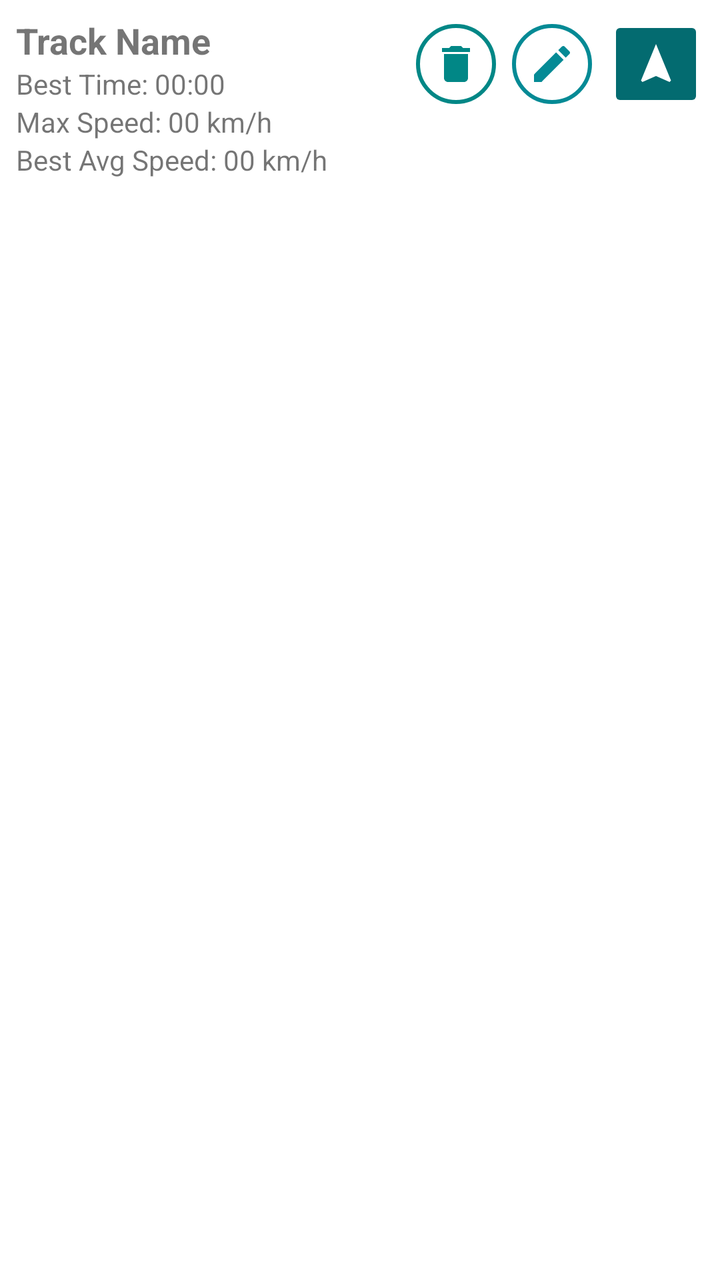
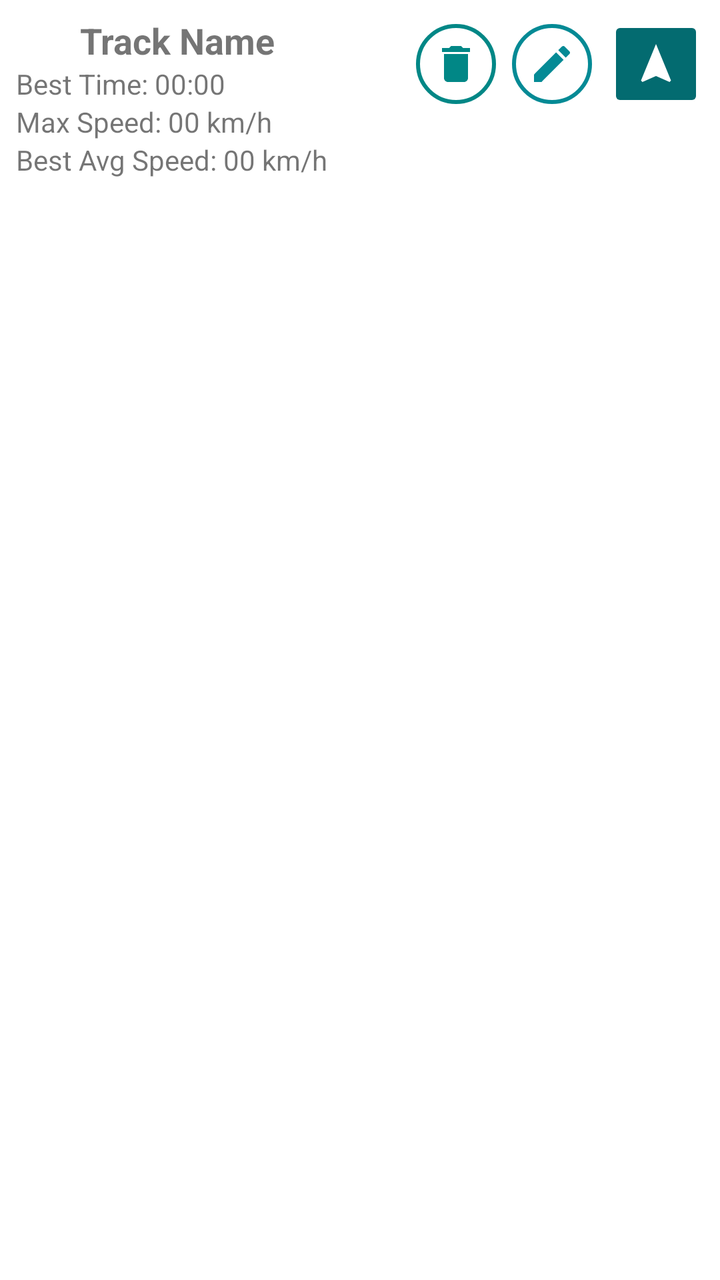

An Android layout rendered at two revisions. The XML below is the earlier revision; the diff shows what the commit changed to produce the second picture.
<!-- AndroidManifest.xml: application theme Theme.TrackMate -->
<!-- res/layout/item_track.xml -->
<?xml version="1.0" encoding="utf-8"?>
<androidx.constraintlayout.widget.ConstraintLayout xmlns:android="http://schemas.android.com/apk/res/android"
    xmlns:app="http://schemas.android.com/apk/res-auto"
    android:layout_width="match_parent"
    android:layout_height="wrap_content"
    android:padding="8dp">

    <TextView
        android:id="@+id/txtTrackName"
        android:layout_width="0dp"
        android:layout_height="wrap_content"
        android:text="Track Name"
        android:textSize="18sp"
        android:textStyle="bold"
        app:layout_constraintTop_toTopOf="parent"
        app:layout_constraintStart_toStartOf="parent"
        app:layout_constraintEnd_toStartOf="@id/btnEdit" />

    <ImageButton
        android:id="@+id/btnDelete"
        android:layout_width="40dp"
        android:layout_height="40dp"
        android:layout_marginEnd="8dp"
        android:background="@drawable/circle_outline_secondary"
        android:foreground="?attr/selectableItemBackgroundBorderless"
        android:contentDescription="Delete track"
        android:padding="8dp"
        android:scaleType="centerInside"
        android:src="@drawable/ic_delete_24"
        android:tint="@color/teal_700"
        app:layout_constraintTop_toTopOf="@id/btnRenavigate"
        app:layout_constraintBottom_toBottomOf="@id/btnRenavigate"
        app:layout_constraintEnd_toStartOf="@id/btnEdit" />

    <ImageButton
        android:id="@+id/btnEdit"
        android:layout_width="40dp"
        android:layout_height="40dp"
        android:layout_marginEnd="8dp"
        android:background="@drawable/circle_outline_primary"
        android:foreground="?attr/selectableItemBackgroundBorderless"
        android:contentDescription="Edit track"
        android:padding="8dp"
        android:scaleType="centerInside"
        android:src="@drawable/ic_edit_24"
        android:tint="@color/primary_500"
        app:layout_constraintTop_toTopOf="@id/btnRenavigate"
        app:layout_constraintBottom_toBottomOf="@id/btnRenavigate"
        app:layout_constraintEnd_toStartOf="@id/btnRenavigate" />

    <ImageButton
        android:id="@+id/btnRenavigate"
        android:layout_width="48dp"
        android:layout_height="48dp"
        android:backgroundTint="@color/primary_700"
        android:contentDescription="Renavigate"
        android:padding="8dp"
        android:scaleType="centerInside"
        android:src="@drawable/baseline_navigation_24_white"
    app:layout_constraintTop_toTopOf="parent"
    app:layout_constraintEnd_toEndOf="parent" />

    <TextView
        android:id="@+id/txtBestTime"
        android:layout_width="wrap_content"
        android:layout_height="wrap_content"
        android:text="Best Time: 00:00"
        app:layout_constraintTop_toBottomOf="@id/txtTrackName"
        app:layout_constraintStart_toStartOf="parent" />

    <TextView
        android:id="@+id/txtMaxSpeed"
        android:layout_width="wrap_content"
        android:layout_height="wrap_content"
        android:text="Max Speed: 00 km/h"
        app:layout_constraintTop_toBottomOf="@id/txtBestTime"
        app:layout_constraintStart_toStartOf="parent" />

    <TextView
        android:id="@+id/txtBestAvgSpeed"
        android:layout_width="wrap_content"
        android:layout_height="wrap_content"
        android:text="Best Avg Speed: 00 km/h"
        app:layout_constraintTop_toBottomOf="@id/txtMaxSpeed"
        app:layout_constraintStart_toStartOf="parent" />

</androidx.constraintlayout.widget.ConstraintLayout>
<!-- resources referenced by this layout -->
<resources>
  <color name="primary_500">#FF048A95</color>
  <color name="primary_700">#FF036B70</color>
  <color name="teal_700">#FF018786</color>
  <!-- drawable baseline_navigation_24_white (drawable) -->
  <vector xmlns:android="http://schemas.android.com/apk/res/android" android:height="24dp" android:tint="#FFFFFF" android:viewportHeight="24" android:viewportWidth="24" android:width="24dp">
        
      <path android:fillColor="@android:color/white" android:pathData="M12,2L4.5,20.29l0.71,0.71L12,18l6.79,3 0.71,-0.71z"/>
      
  </vector>
  <!-- drawable circle_outline_primary (drawable) -->
  <?xml version="1.0" encoding="utf-8"?>
  <shape xmlns:android="http://schemas.android.com/apk/res/android"
      android:shape="oval">
      <stroke
          android:width="2dp"
          android:color="@color/primary_500"/>
      <solid android:color="@android:color/transparent"/>
  </shape>
  <!-- drawable circle_outline_secondary (drawable) -->
  <?xml version="1.0" encoding="utf-8"?>
  <shape xmlns:android="http://schemas.android.com/apk/res/android"
      android:shape="oval">
      <stroke
          android:width="2dp"
          android:color="@color/teal_700"/>
      <solid android:color="@android:color/transparent"/>
  </shape>
  <!-- drawable ic_delete_24 (drawable) -->
  <vector xmlns:android="http://schemas.android.com/apk/res/android"
      android:width="24dp"
      android:height="24dp"
      android:viewportWidth="24"
      android:viewportHeight="24">
      <path
          android:fillColor="@android:color/black"
          android:pathData="M6,19c0,1.1 0.9,2 2,2h8c1.1,0 2,-0.9 2,-2V7H6v12zM19,4h-3.5l-1,-1h-5l-1,1H5v2h14V4z"/>
  </vector>
  <!-- drawable ic_edit_24 (drawable) -->
  <vector xmlns:android="http://schemas.android.com/apk/res/android"
      android:width="24dp"
      android:height="24dp"
      android:viewportWidth="24"
      android:viewportHeight="24">
      <path
          android:fillColor="@android:color/black"
          android:pathData="M3,17.25V21h3.75L17.81,9.94l-3.75,-3.75L3,17.25zM20.71,7.04c0.39,-0.39,0.39,-1.02,0,-1.41l-2.34,-2.34c-0.39,-0.39,-1.02,-0.39,-1.41,0l-1.83,1.83l3.75,3.75L20.71,7.04z"/>
  </vector>
  <style name="Theme.TrackMate" parent="Theme.MaterialComponents.DayNight.DarkActionBar">
          <item name="colorPrimary">@color/primary_500</item>
          <item name="colorPrimaryVariant">@color/primary_700</item>
          <item name="colorOnPrimary">@color/white</item>
          <item name="colorSecondary">@color/teal_200</item>
          <item name="colorSecondaryVariant">@color/teal_700</item>
          <item name="colorOnSecondary">@color/black</item>
          <item name="android:statusBarColor">?attr/colorPrimaryVariant</item>
          <item name="android:windowOptOutEdgeToEdgeEnforcement">true</item>
      </style>
  <color name="white">#FFFFFFFF</color>
  <color name="teal_200">#FF03DAC5</color>
  <color name="black">#FF000000</color>
</resources>

<!-- the commit's change to res/layout/item_track.xml (unified diff, before → after) -->
@@ -4,6 +4,15 @@
     android:layout_width="match_parent"
     android:layout_height="wrap_content"
     android:padding="8dp">
+
+    <ImageView
+        android:id="@+id/imgVehicle"
+        android:layout_width="24dp"
+        android:layout_height="24dp"
+        app:tint="?android:attr/textColorSecondary"
+        app:layout_constraintTop_toTopOf="@id/txtTrackName"
+        app:layout_constraintBottom_toBottomOf="@id/txtTrackName"
+        app:layout_constraintStart_toStartOf="parent" />
 
     <TextView
         android:id="@+id/txtTrackName"
@@ -13,7 +22,8 @@
         android:textSize="18sp"
         android:textStyle="bold"
         app:layout_constraintTop_toTopOf="parent"
-        app:layout_constraintStart_toStartOf="parent"
+        app:layout_constraintStart_toEndOf="@id/imgVehicle"
+        android:layout_marginStart="8dp"
         app:layout_constraintEnd_toStartOf="@id/btnEdit" />
 
     <ImageButton
